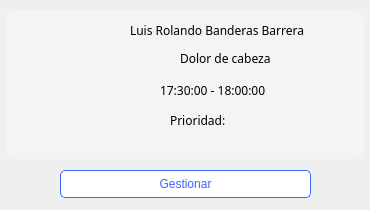
First picture: the form in hospital-Core/Widgets/Medico/medico_tarjeta_horario.ui, repository MrDanielG/Hospital-SCRUM, before the edit.
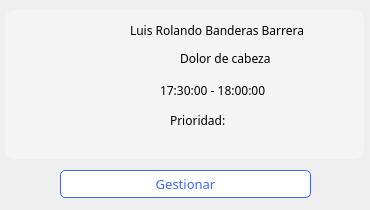
Second picture: the form after the edit. Icons and pictures are not drawn.

```diff
--- a/hospital-Core/Widgets/Medico/medico_tarjeta_horario.ui
+++ b/hospital-Core/Widgets/Medico/medico_tarjeta_horario.ui
@@ -137,6 +137,12 @@
      <height>28</height>
     </rect>
    </property>
+   <property name="font">
+    <font>
+     <family>Montserrat</family>
+     <pointsize>10</pointsize>
+    </font>
+   </property>
    <property name="styleSheet">
     <string notr="true">*{
 	background-color: white;
```
